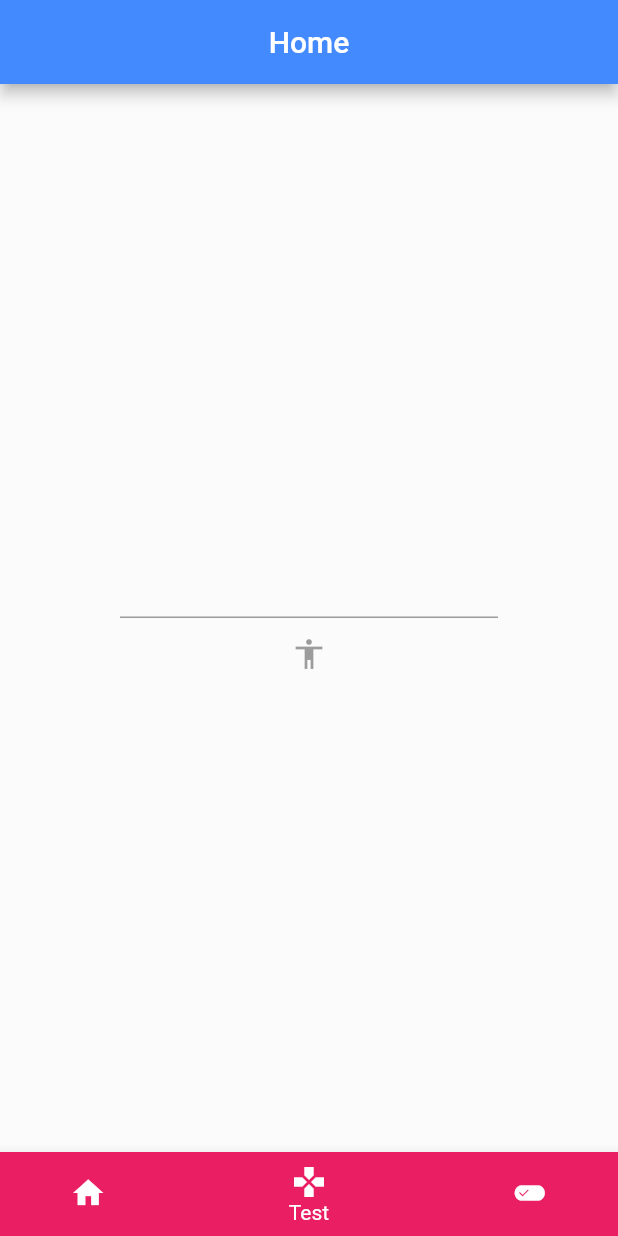
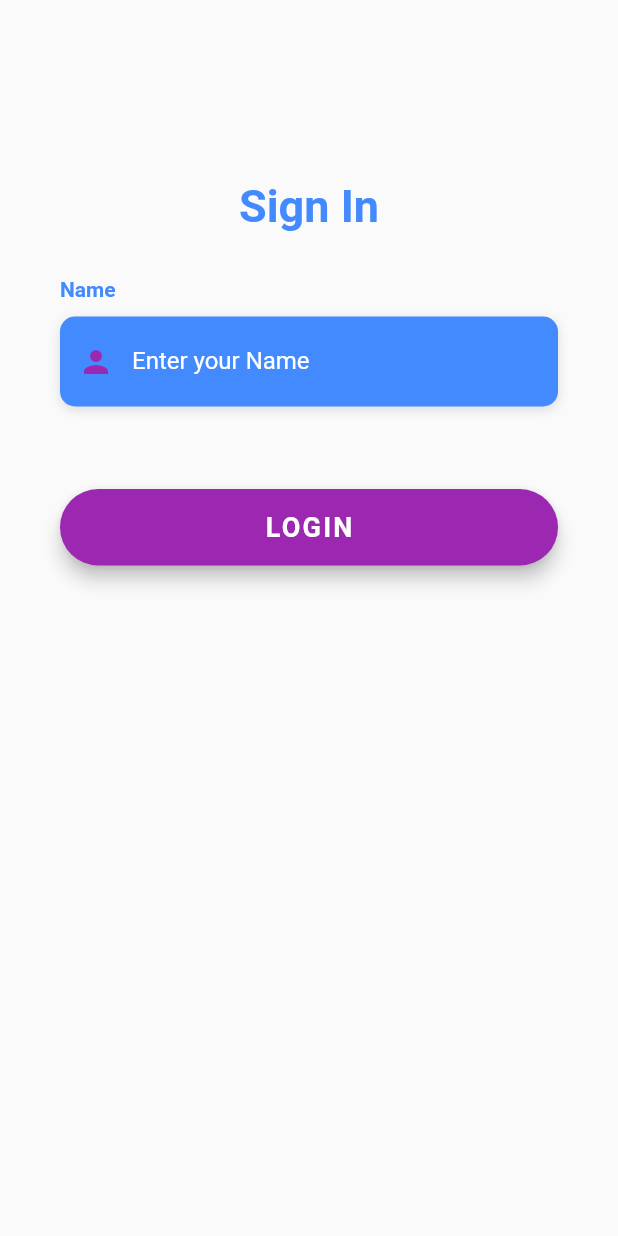
Before and after one commit to cayubweeums/Ticket-Manager, a Flutter app: the screen it shows after launch, on a phone screen of 412 x 824 dp. Run offline on Flutter 3.47's test engine with Material 2 defaults, Android fonts, the phone set to English and light mode, and no system bars; our stand-ins replace firebase_auth, firebase_core; accounts and stored records are empty; Roboto replaces fonts that are missing (OpenSans).

Commit message:
Added Firebase Anon Auth and Placing Ticket on Screen
Added a rough implementation of placing the ticket object on the screen. This is only so that when I place them on the server and pull them I have a way to test visually that I have grabbed the right ticket. The firebase anon sign in is done when the user hits the login button on the login page.

```diff
--- /dev/null
+++ b/ticket_manager/lib/Objects/ticket.dart
@@ -0,0 +1,18 @@
+class Ticket{
+  var _id;
+  String author;
+  String title;
+  String description;
+  String state;
+
+  Ticket(this.author, this.title, this.description);
+
+
+  void addNewTicket(){
+
+
+
+  }
+
+
+}
--- /dev/null
+++ b/ticket_manager/lib/Pages/login_page.dart
@@ -0,0 +1,182 @@
+import 'package:firebase_auth/firebase_auth.dart';
+import 'package:firebase_core/firebase_core.dart';
+import 'package:flutter/material.dart';
+import 'package:flutter/services.dart';
+import 'package:ticket_manager/Services/auth.dart';
+import 'dart:ui';
+
+
+import 'home_page.dart';
+
+
+class LoginPage extends StatefulWidget{
+  @override
+  _LoginPageState createState() => _LoginPageState();
+}
+
+
+class _LoginPageState extends State<LoginPage> {
+  String userName;
+  dynamic user;
+
+  AuthService _authService = AuthService();
+
+  TextEditingController controllerOne = TextEditingController();
+
+  final hintTextStyle = TextStyle(
+    color: Colors.white,
+    fontFamily: 'OpenSans',
+  );
+
+  final labelStyle = TextStyle(
+    color: Colors.blueAccent,
+    fontWeight: FontWeight.bold,
+    fontFamily: 'OpenSans',
+  );
+
+  final boxDecorationStyle = BoxDecoration(
+    color: Colors.blueAccent,
+    borderRadius: BorderRadius.circular(10.0),
+    boxShadow: [
+      BoxShadow(
+        color: Colors.black12,
+        blurRadius: 6.0,
+        offset: Offset(0, 2),
+      ),
+    ],
+  );
+
+
+  @override
+  Widget build(BuildContext context) {
+    return loginPage();
+  }
+
+
+  void login(){
+
+    this.userName = controllerOne.text;
+    this.user = _authService.signInAnonymously();
+    Navigator.push(context, MaterialPageRoute(builder: (context) => HomePage(userName, user)));
+
+  }
+
+
+
+  Widget _buildNameTF() {
+    return Form(
+        child: Column(
+          crossAxisAlignment: CrossAxisAlignment.start,
+          children: <Widget>[
+            Text(
+              'Name',
+              style: labelStyle,
+            ),
+            SizedBox(height: 10.0),
+            Container(
+              alignment: Alignment.centerLeft,
+              decoration: boxDecorationStyle,
+              height: 60.0,
+              child: TextField(
+                controller: controllerOne,
+                style: TextStyle(
+                  color: Colors.white,
+                  fontFamily: 'OpenSans',
+                ),
+                decoration: InputDecoration(
+                  border: InputBorder.none,
+                  contentPadding: EdgeInsets.only(top: 14.0),
+                  prefixIcon: Icon(
+                    Icons.person,
+                    color: Colors.purple,
+                  ),
+                  hintText: 'Enter your Name',
+                  hintStyle: hintTextStyle,
+                ),
+              ),
+            ),
+            SizedBox(
+              height: 30.0,
+            ),
+          ],
+        )
+    );
+  }
+
+
+  Widget _buildLoginBtn() {
+    return Container(
+      padding: EdgeInsets.symmetric(vertical: 25.0),
+      width: double.infinity,
+      child: RaisedButton(
+        elevation: 5.0,
+        onPressed: this.login,
+        padding: EdgeInsets.all(15.0),
+        shape: RoundedRectangleBorder(
+          borderRadius: BorderRadius.circular(30.0),
+        ),
+        color: Colors.purple,
+        child: Text(
+          'LOGIN',
+          style: TextStyle(
+            color: Colors.white,
+            letterSpacing: 1.5,
+            fontSize: 18.0,
+            fontWeight: FontWeight.bold,
+            fontFamily: 'OpenSans',
+          ),
+        ),
+      ),
+    );
+  }
+
+
+
+  // Page for entering login info and attempting to login or creating a new user
+  Widget loginPage() {
+    return Scaffold(
+      body: AnnotatedRegion<SystemUiOverlayStyle>(
+        value: SystemUiOverlayStyle.light,
+        child: GestureDetector(
+          onTap: () => FocusScope.of(context).unfocus(),
+          child: Stack(
+            children: <Widget>[
+              Container(
+                height: double.infinity,
+                width: double.infinity,
+              ),
+              Container(
+                height: double.infinity,
+                child: SingleChildScrollView(
+                  physics: AlwaysScrollableScrollPhysics(),
+                  padding: EdgeInsets.symmetric(
+                    horizontal: 40.0,
+                    vertical: 120.0,
+                  ),
+                  child: Column(
+                    mainAxisAlignment: MainAxisAlignment.center,
+                    children: <Widget>[
+                      Text(
+                        'Sign In',
+                        style: TextStyle(
+                          color: Colors.blueAccent,
+                          fontFamily: 'OpenSans',
+                          fontSize: 30.0,
+                          fontWeight: FontWeight.bold,
+                        ),
+                      ),
+                      SizedBox(height: 30.0),
+                      _buildNameTF(),
+                      _buildLoginBtn(),
+                    ],
+                  ),
+                ),
+              )
+            ],
+          ),
+        ),
+      ),
+    );
+  }
+
+}
--- a/ticket_manager/lib/main.dart
+++ b/ticket_manager/lib/main.dart
@@ -1,82 +1,44 @@
 import 'package:flutter/material.dart';
-import 'package:ticket_manager/blank_page.dart';
-import 'blank_two_page.dart';
-import 'home_page.dart';
+import 'package:ticket_manager/Pages/login_page.dart';
+import 'Pages/add_ticket_page.dart';
+import 'package:firebase_core/firebase_core.dart';
+
+import 'Widgets/misc.dart';
 
 void main() => runApp(new MyApp());
 
 class MyApp extends StatelessWidget{
   @override
   Widget build(BuildContext context){
+    return FutureBuilder(
+      future: Firebase.initializeApp(),
+      builder: (context, snapshot){
+        //Check for errors
+        if(snapshot.hasError){
+          return null;
+        }
+
+        //if it completes show the app
+        if(snapshot.connectionState == ConnectionState.done){
           return new MaterialApp(
             title: "Ticket Manager App",
-      home: new MyHomePage(),
+            theme: ThemeData(
+              primarySwatch: Colors.brown,
+              visualDensity: VisualDensity.adaptivePlatformDensity,
+            ),
+            home: LoginPage(),
             routes: <String, WidgetBuilder>{
-        "/HomePage" :(BuildContext context) => new HomePage()
+              "/AddTicketPage" :(BuildContext context) => new AddTicketPage()
             },
           );
         }
+
+        return LoadingWidget();
+
       }
 
 
-
-
-class MyHomePage extends StatefulWidget{
-  @override
-  _MyHomePageState createState() => _MyHomePageState();
+    );
+    // https://stackoverflow.com/questions/63492211/no-firebase-app-default-has-been-created-call-firebase-initializeapp-in
   }
-
-
-class _MyHomePageState extends State<MyHomePage>{
-
-  static BlankPage b = new BlankPage();
-  static HomePage h = new HomePage();
-  static BlankTwoPage b2 = new BlankTwoPage();
-
-
-
-  int _currentIndex = 1;
-  final List<Widget> _children = [
-    b,
-    h,
-    b2
-  ];
-
-  void tappedBar(index){
-    setState(() {
-      _currentIndex = index;
-    });
 }
-
-
-  @override
-  Widget build(BuildContext context) {
-    return new Scaffold(
-      body: _children[_currentIndex],
-      bottomNavigationBar: BottomNavigationBar(
-          currentIndex: _currentIndex,
-          type: BottomNavigationBarType.shifting,
-          items: [
-            BottomNavigationBarItem(
-                icon: Icon(Icons.home),
-                title: Text("Home"),
-                backgroundColor: Colors.green
-            ),
-            BottomNavigationBarItem(
-                icon: Icon(Icons.gamepad),
-                title: Text("Test"),
-                backgroundColor: Colors.pink
-            ),
-            BottomNavigationBarItem(
-                icon: Icon(Icons.edit_attributes),
-                title: Text("Test 2"),
-                backgroundColor: Colors.brown
-            ),
-          ],
-          onTap: tappedBar
-      ),
-    );
-
-  }
-
-}
--- a/ticket_manager/pubspec.yaml
+++ b/ticket_manager/pubspec.yaml
@@ -28,6 +28,10 @@ dependencies:
   # The following adds the Cupertino Icons font to your application.
   # Use with the CupertinoIcons class for iOS style icons.
   cupertino_icons: ^0.1.3
+  shared_preferences: ^0.5.12+4
+  firebase_core: "^0.5.1"
+  firebase_auth: "^0.18.2"
+  firebase_database: "^4.2.0"
 
 dev_dependencies:
   flutter_test:
```
Also changed, not shown: ticket_manager/lib/Pages/add_ticket_page.dart (added, +69 -0 lines), ticket_manager/lib/Pages/blank_page.dart (added, +62 -0 lines), ticket_manager/lib/Pages/blank_two_page.dart (added, +34 -0 lines), ticket_manager/lib/Pages/home_page.dart (added, +58 -0 lines), ticket_manager/lib/Services/auth.dart (added, +22 -0 lines), ticket_manager/lib/Widgets/misc.dart (added, +11 -0 lines), ticket_manager/lib/Widgets/text_field.dart (added, +48 -0 lines), ticket_manager/lib/Widgets/ticket_list.dart (added, +41 -0 lines), ticket_manager/pubspec.lock, 3 other files. Lines whose indentation alone changed are shown as unchanged.
